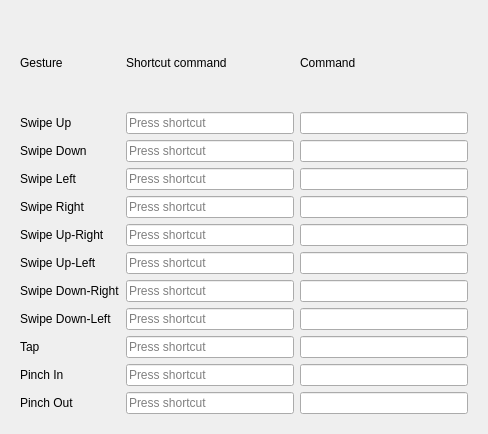
Qt form gesturesview.ui (flisoch/gestures-gui) before a commit.
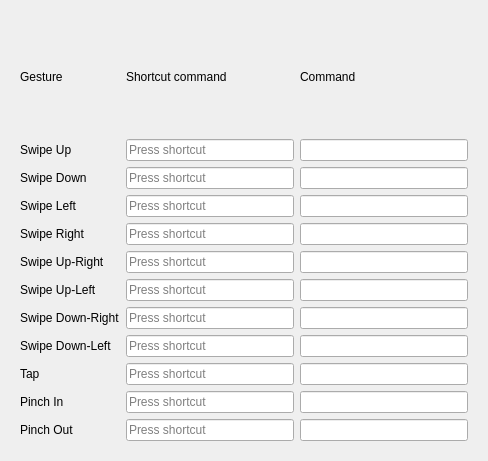
The same form after that commit.

Commit message: reading config file into ui

What changed in the file:
```diff
--- a/gesturesview.ui
+++ b/gesturesview.ui
@@ -7,7 +7,7 @@
     <x>0</x>
     <y>0</y>
     <width>488</width>
-    <height>434</height>
+    <height>461</height>
    </rect>
   </property>
   <property name="windowTitle">
```
Left out of the diff: 22 changed lines with no effect on the pictures. The commit also changes 4 other files.
